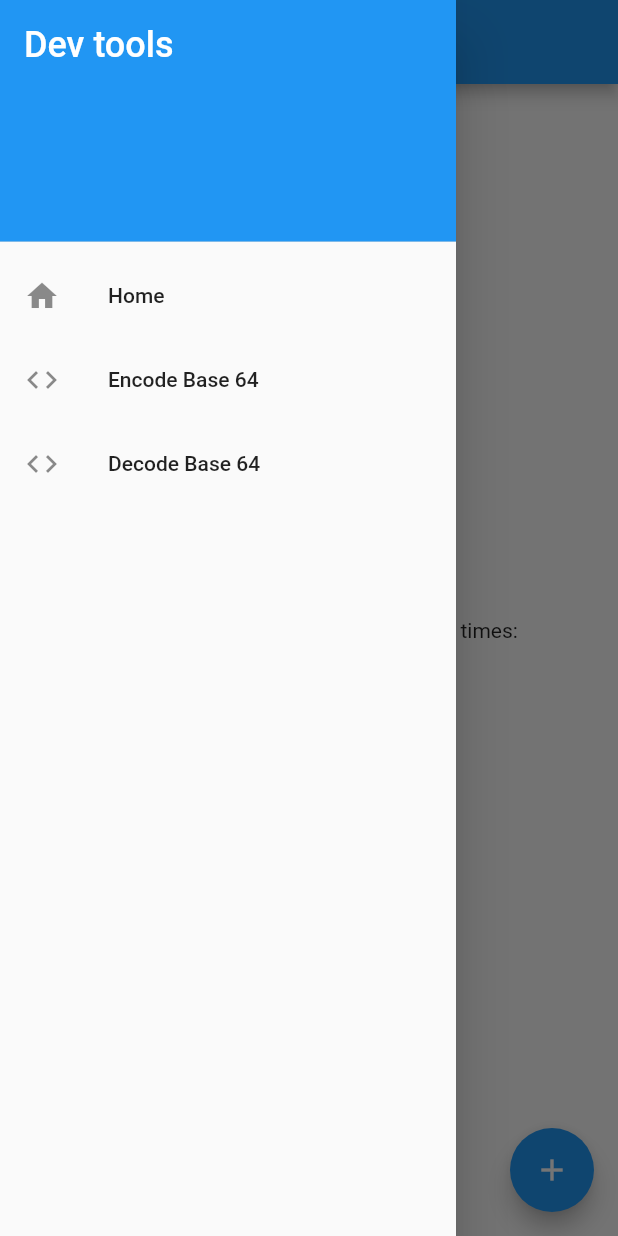
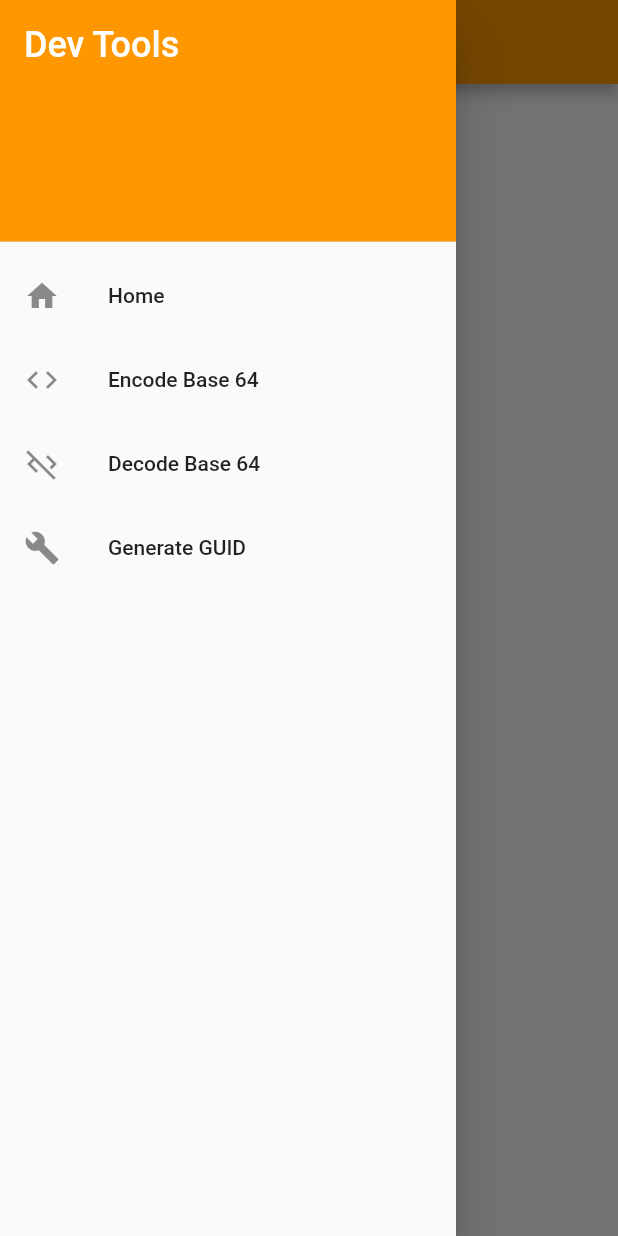
Before and after one commit to Arkaedan/dev_tools, a Flutter app: the screen it shows after launch, with the side drawer open, on a phone screen of 412 x 824 dp. Run offline on Flutter 3.47's test engine with Material 2 defaults, Android fonts, the phone set to English and light mode, and no system bars.

Commit message:
Add generate GUID and refactor

```diff
--- a/lib/main.dart
+++ b/lib/main.dart
@@ -15,16 +15,7 @@ class MyApp extends StatelessWidget {
     return MaterialApp(
       title: 'Flutter Demo',
       theme: ThemeData(
-        // This is the theme of your application.
-        //
-        // Try running your application with "flutter run". You'll see the
-        // application has a blue toolbar. Then, without quitting the app, try
-        // changing the primarySwatch below to Colors.green and then invoke
-        // "hot reload" (press "r" in the console where you ran "flutter run",
-        // or simply save your changes to "hot reload" in a Flutter IDE).
-        // Notice that the counter didn't reset back to zero; the application
-        // is not restarted.
-        primarySwatch: Colors.blue,
+        primarySwatch: Colors.orange,
       ),
       initialRoute: '/',
       routes: routes,
--- a/lib/nav.dart
+++ b/lib/nav.dart
@@ -1,18 +1,22 @@
 import 'package:dev_tools/pages/decode_base64.dart';
 import 'package:dev_tools/pages/encode_base64.dart';
+import 'package:dev_tools/pages/generate_guid.dart';
 import 'package:dev_tools/pages/home.dart';
 import 'package:flutter/material.dart';
 
 final routes = {
-  '/': (context) => const MyHomePage(
-        title: 'Dev Tools',
-      ),
+  '/': (context) => const HomePage(),
   '/encode_base64': (context) => const EncodeBase64Page(),
   '/decode_base64': (context) => const DecodeBase64Page(),
+  '/generate_guid': (context) => const GenerateGuidPage(),
 };
 
 class NavigationDrawer extends StatelessWidget {
   const NavigationDrawer({Key? key}) : super(key: key);
+
+  void navigateTo(BuildContext context, String route) {
+    Navigator.popAndPushNamed(context, route);
+  }
 
   @override
   Widget build(BuildContext context) {
@@ -20,12 +24,12 @@ class NavigationDrawer extends StatelessWidget {
       child: ListView(
         padding: EdgeInsets.zero,
         children: <Widget>[
-          DrawerHeader(
+          const DrawerHeader(
             decoration: BoxDecoration(
-              color: Colors.blue,
+              color: Colors.orange,
             ),
             child: Text(
-              'Dev tools',
+              'Dev Tools',
               style: TextStyle(
                 color: Colors.white,
                 fontSize: 24,
@@ -33,19 +37,24 @@ class NavigationDrawer extends StatelessWidget {
             ),
           ),
           ListTile(
-            leading: Icon(Icons.home),
-            title: Text('Home'),
-            onTap: () => Navigator.of(context).pushNamed('/'),
+            leading: const Icon(Icons.home),
+            title: const Text('Home'),
+            onTap: () => navigateTo(context, '/'),
           ),
           ListTile(
-            leading: Icon(Icons.code),
-            title: Text('Encode Base 64'),
-            onTap: () => Navigator.of(context).pushNamed('/encode_base64'),
+            leading: const Icon(Icons.code),
+            title: const Text('Encode Base 64'),
+            onTap: () => navigateTo(context, '/encode_base64'),
           ),
           ListTile(
-            leading: Icon(Icons.code),
-            title: Text('Decode Base 64'),
-            onTap: () => Navigator.of(context).pushNamed('/decode_base64'),
+            leading: const Icon(Icons.code_off),
+            title: const Text('Decode Base 64'),
+            onTap: () => navigateTo(context, '/decode_base64'),
+          ),
+          ListTile(
+            leading: const Icon(Icons.build),
+            title: const Text('Generate GUID'),
+            onTap: () => navigateTo(context, '/generate_guid'),
           ),
         ],
       ),
--- a/lib/pages/home.dart
+++ b/lib/pages/home.dart
@@ -1,89 +1,34 @@
 import 'package:flutter/material.dart';
 
-import '../nav.dart';
+import '../widgets.dart';
 
-class MyHomePage extends StatefulWidget {
-  const MyHomePage({Key? key, required this.title}) : super(key: key);
-
-  // This widget is the home page of your application. It is stateful, meaning
-  // that it has a State object (defined below) that contains fields that affect
-  // how it looks.
-
-  // This class is the configuration for the state. It holds the values (in this
-  // case the title) provided by the parent (in this case the App widget) and
-  // used by the build method of the State. Fields in a Widget subclass are
-  // always marked "final".
-
-  final String title;
-
-  @override
-  State<MyHomePage> createState() => _MyHomePageState();
-}
-
-class _MyHomePageState extends State<MyHomePage> {
-  int _counter = 0;
-
-  void _incrementCounter() {
-    setState(() {
-      // This call to setState tells the Flutter framework that something has
-      // changed in this State, which causes it to rerun the build method below
-      // so that the display can reflect the updated values. If we changed
-      // _counter without calling setState(), then the build method would not be
-      // called again, and so nothing would appear to happen.
-      _counter++;
-    });
-  }
+class HomePage extends StatelessWidget {
+  const HomePage({Key? key}) : super(key: key);
 
   @override
   Widget build(BuildContext context) {
-    // This method is rerun every time setState is called, for instance as done
-    // by the _incrementCounter method above.
-    //
-    // The Flutter framework has been optimized to make rerunning build methods
-    // fast, so that you can just rebuild anything that needs updating rather
-    // than having to individually change instances of widgets.
-    return Scaffold(
-      appBar: AppBar(
-        // Here we take the value from the MyHomePage object that was created by
-        // the App.build method, and use it to set our appbar title.
-        title: Text(widget.title),
+    return PageScaffold(
+      child: Wrap(
+        spacing: 10,
+        runSpacing: 10,
+        children: const [
+          HomeCard(
+            title: 'Encode Base64',
+            icon: Icons.code,
+            route: '/encode_base64',
+          ),
+          HomeCard(
+            title: 'Decode Base64',
+            icon: Icons.code_off,
+            route: '/decode_base64',
+          ),
+          HomeCard(
+            title: 'Generate GUID',
+            icon: Icons.build,
+            route: '/generate_guid',
+          ),
+        ],
       ),
-      drawer: NavigationDrawer(),
-      body: Center(
-        // Center is a layout widget. It takes a single child and positions it
-        // in the middle of the parent.
-        child: Column(
-          // Column is also a layout widget. It takes a list of children and
-          // arranges them vertically. By default, it sizes itself to fit its
-          // children horizontally, and tries to be as tall as its parent.
-          //
-          // Invoke "debug painting" (press "p" in the console, choose the
-          // "Toggle Debug Paint" action from the Flutter Inspector in Android
-          // Studio, or the "Toggle Debug Paint" command in Visual Studio Code)
-          // to see the wireframe for each widget.
-          //
-          // Column has various properties to control how it sizes itself and
-          // how it positions its children. Here we use mainAxisAlignment to
-          // center the children vertically; the main axis here is the vertical
-          // axis because Columns are vertical (the cross axis would be
-          // horizontal).
-          mainAxisAlignment: MainAxisAlignment.center,
-          children: <Widget>[
-            const Text(
-              'You have pushed the button this many times:',
-            ),
-            Text(
-              '$_counter',
-              style: Theme.of(context).textTheme.headline4,
-            ),
-          ],
-        ),
-      ),
-      floatingActionButton: FloatingActionButton(
-        onPressed: _incrementCounter,
-        tooltip: 'Increment',
-        child: const Icon(Icons.add),
-      ), // This trailing comma makes auto-formatting nicer for build methods.
     );
   }
 }
--- /dev/null
+++ b/lib/widgets.dart
@@ -0,0 +1,68 @@
+import 'package:flutter/material.dart';
+import 'nav.dart';
+
+class PageScaffold extends StatelessWidget {
+  const PageScaffold({
+    Key? key,
+    required this.child,
+    this.title = 'Dev Tools',
+  }) : super(key: key);
+  final Widget child;
+  final String title;
+
+  @override
+  Widget build(BuildContext context) {
+    return Scaffold(
+      appBar: AppBar(
+        title: Text(title),
+      ),
+      drawer: const NavigationDrawer(),
+      body: Padding(
+        padding: const EdgeInsets.all(20),
+        child: child,
+      ),
+    );
+  }
+}
+
+class HomeCard extends StatelessWidget {
+  const HomeCard({
+    Key? key,
+    required this.title,
+    required this.icon,
+    required this.route,
+  }) : super(key: key);
+  final String title;
+  final IconData icon;
+  final String route;
+
+  void navigateTo(BuildContext context) {
+    Navigator.pushNamed(context, route);
+  }
+
+  @override
+  Widget build(BuildContext context) {
+    return Card(
+      child: InkWell(
+        onTap: () {
+          Navigator.of(context).pushNamed(route);
+        },
+        child: SizedBox(
+          width: 200,
+          height: 200,
+          child: Center(
+            child: Column(
+              children: [
+                const Spacer(),
+                Icon(icon),
+                const Spacer(),
+                Text(title),
+                const Spacer(),
+              ],
+            ),
+          ),
+        ),
+      ),
+    );
+  }
+}
--- a/pubspec.yaml
+++ b/pubspec.yaml
@@ -34,6 +34,7 @@ dependencies:
   # The following adds the Cupertino Icons font to your application.
   # Use with the CupertinoIcons class for iOS style icons.
   cupertino_icons: ^1.0.2
+  uuid: ^3.0.6
 
 dev_dependencies:
   flutter_test:
```
Also changed, not shown: lib/pages/decode_base64.dart (+8 -10 lines), lib/pages/encode_base64.dart (+3 -9 lines), lib/pages/generate_guid.dart (added, +73 -0 lines), pubspec.lock.
